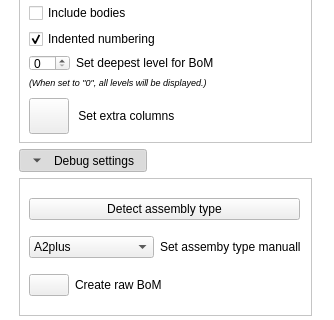
This is Resources/UI/BoM_Panel.ui in APEbbers/BillOfMaterials-WB as Qt 5 draws it before an edit; both pictures show x 0 to 334 and y 261 to 581 of the 334 by 801 pixel window. The edited form follows.
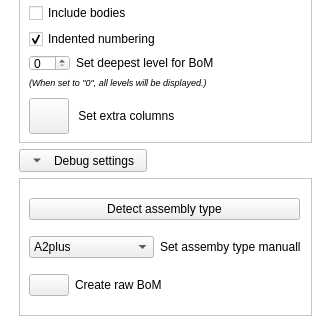
This is the edited form. Icons and pictures are not drawn.

Diff of the .ui file:
```diff
--- a/Resources/UI/BoM_Panel.ui
+++ b/Resources/UI/BoM_Panel.ui
@@ -472,10 +472,10 @@
        </size>
       </property>
       <property name="checkable">
-       <bool>true</bool>
+       <bool>false</bool>
       </property>
       <property name="checked">
-       <bool>true</bool>
+       <bool>false</bool>
       </property>
       <property name="autoRepeat">
        <bool>false</bool>
```
Left out of the diff: 2 changed lines with no effect on the pictures.
